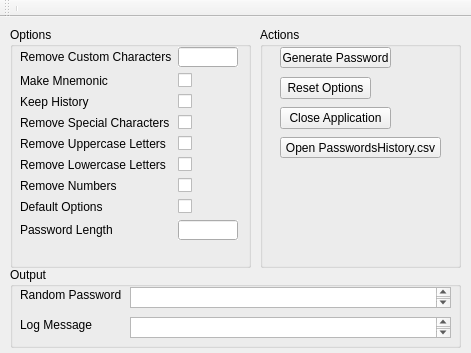
This is src/mainwindow.ui in callmebohdan/minipass as Qt 5 draws it before an edit. The edited form follows.
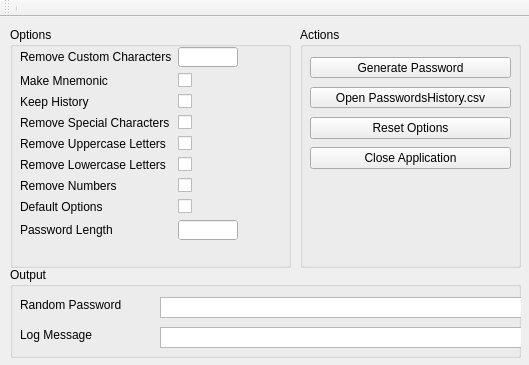
This is the edited form. Icons and pictures are not drawn.

What changed in the file:
```diff
--- a/src/mainwindow.ui
+++ b/src/mainwindow.ui
@@ -9,15 +9,15 @@
    <rect>
     <x>0</x>
     <y>0</y>
-    <width>471</width>
-    <height>353</height>
+    <width>529</width>
+    <height>365</height>
    </rect>
   </property>
   <property name="windowTitle">
    <string notr="true">minipass</string>
   </property>
   <property name="toolButtonStyle">
-   <enum>Qt::ToolButtonStyle::ToolButtonTextOnly</enum>
+   <enum>Qt::ToolButtonIconOnly</enum>
   </property>
   <property name="animated">
    <bool>true</bool>
@@ -34,7 +34,7 @@
      <rect>
       <x>10</x>
       <y>10</y>
-      <width>241</width>
+      <width>281</width>
       <height>241</height>
      </rect>
     </property>
@@ -46,13 +46,13 @@
       <rect>
        <x>10</x>
        <y>20</y>
-       <width>221</width>
+       <width>261</width>
        <height>211</height>
       </rect>
      </property>
      <layout class="QFormLayout" name="formLayout">
       <property name="rowWrapPolicy">
-       <enum>QFormLayout::RowWrapPolicy::WrapLongRows</enum>
+       <enum>QFormLayout::DontWrapRows</enum>
       </property>
       <item row="0" column="0">
        <widget class="QLabel" name="LabelRemoveCustomCharacters">
@@ -215,8 +215,8 @@
      <rect>
       <x>10</x>
       <y>250</y>
-      <width>451</width>
-      <height>81</height>
+      <width>511</width>
+      <height>91</height>
      </rect>
     </property>
     <property name="title">
@@ -225,9 +225,9 @@
     <widget class="QPlainTextEdit" name="plainTextEditRandomPassword">
      <property name="geometry">
       <rect>
-       <x>120</x>
-       <y>20</y>
-       <width>321</width>
+       <x>150</x>
+       <y>30</y>
+       <width>411</width>
        <height>21</height>
       </rect>
      </property>
@@ -236,8 +236,8 @@
      <property name="geometry">
       <rect>
        <x>10</x>
-       <y>20</y>
-       <width>101</width>
+       <y>30</y>
+       <width>131</width>
        <height>16</height>
       </rect>
      </property>
@@ -249,8 +249,8 @@
      <property name="geometry">
       <rect>
        <x>10</x>
-       <y>50</y>
-       <width>81</width>
+       <y>60</y>
+       <width>131</width>
        <height>16</height>
       </rect>
      </property>
@@ -261,9 +261,9 @@
     <widget class="QPlainTextEdit" name="plainTextEditLogMessage">
      <property name="geometry">
       <rect>
-       <x>120</x>
-       <y>50</y>
-       <width>321</width>
+       <x>150</x>
+       <y>60</y>
+       <width>411</width>
        <height>21</height>
       </rect>
      </property>
@@ -272,9 +272,9 @@
    <widget class="QGroupBox" name="groupBoxActions">
     <property name="geometry">
      <rect>
-      <x>260</x>
+      <x>300</x>
       <y>10</y>
-      <width>201</width>
+      <width>221</width>
       <height>241</height>
      </rect>
     </property>
@@ -284,9 +284,9 @@
     <widget class="QToolButton" name="toolButtonGenerate">
      <property name="geometry">
       <rect>
-       <x>20</x>
-       <y>20</y>
-       <width>111</width>
+       <x>10</x>
+       <y>30</y>
+       <width>201</width>
        <height>21</height>
       </rect>
      </property>
@@ -297,9 +297,9 @@
     <widget class="QToolButton" name="toolButtonReset">
      <property name="geometry">
       <rect>
-       <x>20</x>
-       <y>50</y>
-       <width>91</width>
+       <x>10</x>
+       <y>90</y>
+       <width>201</width>
        <height>22</height>
       </rect>
      </property>
@@ -310,9 +310,9 @@
     <widget class="QToolButton" name="toolButtonExit">
      <property name="geometry">
       <rect>
-       <x>20</x>
-       <y>80</y>
-       <width>111</width>
+       <x>10</x>
+       <y>120</y>
+       <width>201</width>
        <height>22</height>
       </rect>
      </property>
@@ -323,9 +323,9 @@
     <widget class="QToolButton" name="toolButtonOpenPasswordsHistory">
      <property name="geometry">
       <rect>
-       <x>20</x>
-       <y>110</y>
-       <width>161</width>
+       <x>10</x>
+       <y>60</y>
+       <width>201</width>
        <height>21</height>
       </rect>
      </property>
```
Left out of the diff: 7 changed lines with no effect on the pictures.
